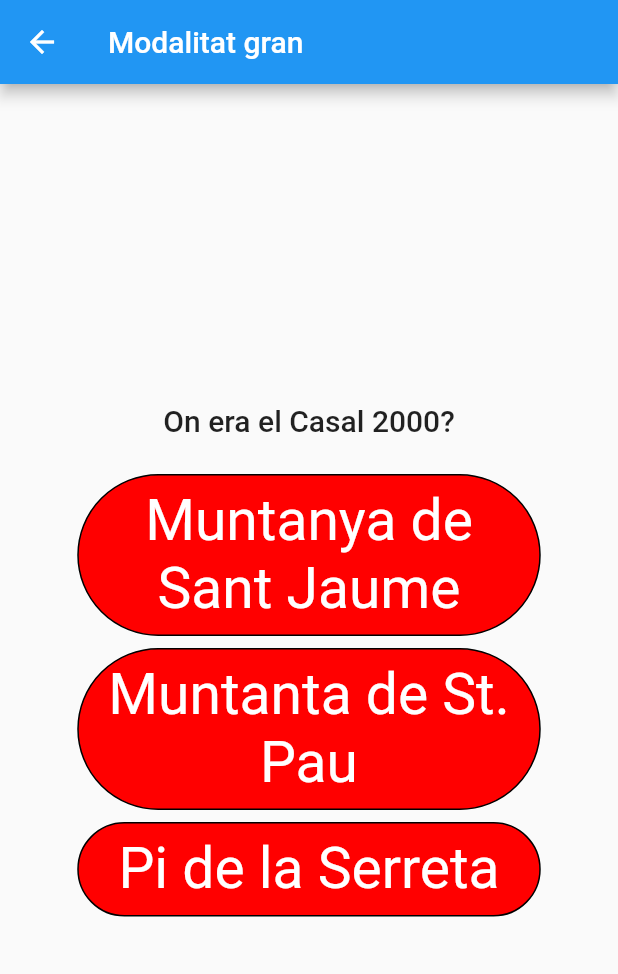
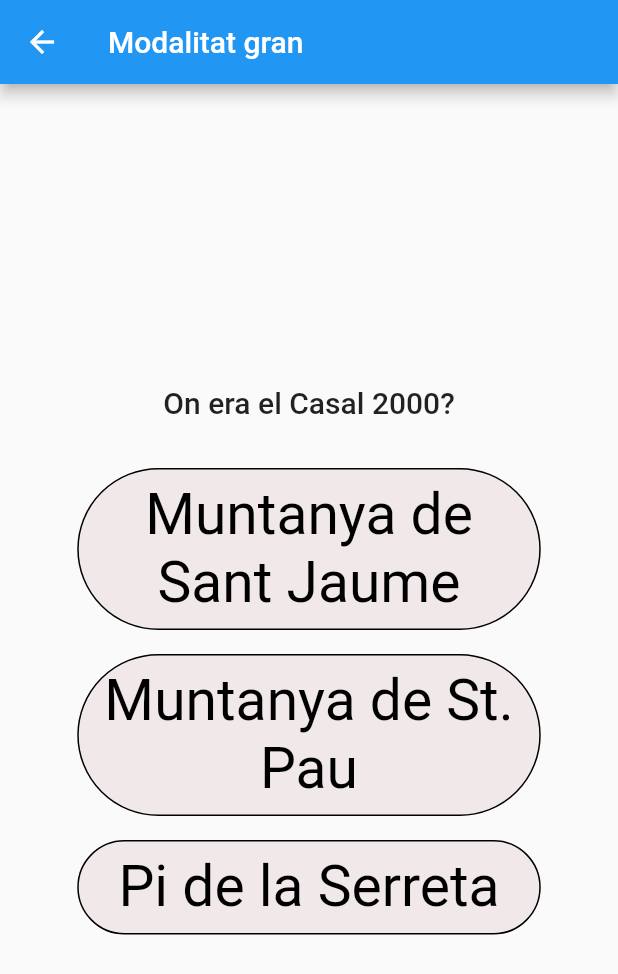
Before and after one commit to petrussola/vtv-app, a Flutter app: the screen it shows after launch, after a tap on an icon or button, on a phone screen of 412 x 824 dp. Shown: the top 974 px of the screen. Run offline on Flutter 3.47's test engine with Material 2 defaults, Android fonts, the phone set to English and light mode, and no system bars.

Commit message:
Misc fixes

```diff
--- a/assets/gent_gran.json
+++ b/assets/gent_gran.json
@@ -4,7 +4,7 @@
     "pregunta": "On era el Casal 2000?",
     "respostes": [
       "Muntanya de Sant Jaume",
-      "Muntanta de St. Pau",
+      "Muntanya de St. Pau",
       "Pi de la Serreta"
     ],
     "indexCorrecte": 0
--- a/lib/pregunta.dart
+++ b/lib/pregunta.dart
@@ -27,21 +27,21 @@ class Pregunta extends StatelessWidget {
 
 List createRespostes(respostes) {
   return respostes
-      .map((resposta) => Respota(
+      .map((resposta) => Resposta(
             resposta: resposta,
           ))
       .toList();
 }
 
-class Respota extends StatelessWidget {
-  const Respota({super.key, required this.resposta});
+class Resposta extends StatelessWidget {
+  const Resposta({super.key, required this.resposta});
 
   final String resposta;
 
   @override
   Widget build(BuildContext context) {
     return Padding(
-      padding: const EdgeInsets.only(top: 8.0),
+      padding: const EdgeInsets.only(top: 16.0),
       child: Container(
         width: MediaQuery.of(context).size.width * 0.75,
         decoration: BoxDecoration(
@@ -49,14 +49,13 @@ class Respota extends StatelessWidget {
           borderRadius: const BorderRadius.all(
             Radius.circular(200.0),
           ),
-          color: const Color.fromARGB(255, 255, 0, 0),
-        ),
+          color: const Color.fromARGB(255, 241, 233, 233)     ),
         child: Padding(
           padding: const EdgeInsets.all(8.0),
           child: Text(
             resposta,
             style: const TextStyle(
-              color: Color.fromRGBO(255, 255, 255, 1),
+              color: Color.fromRGBO(0, 0, 0, 1),
               fontSize: 38.0,
             ),
             textAlign: TextAlign.center,
```
